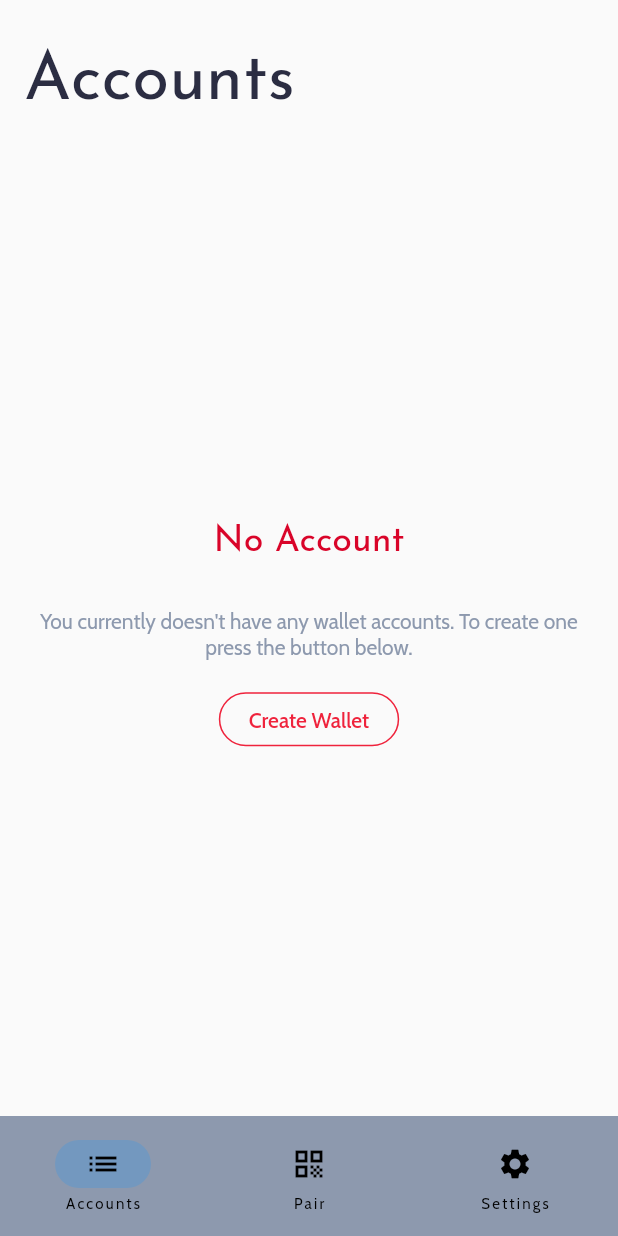
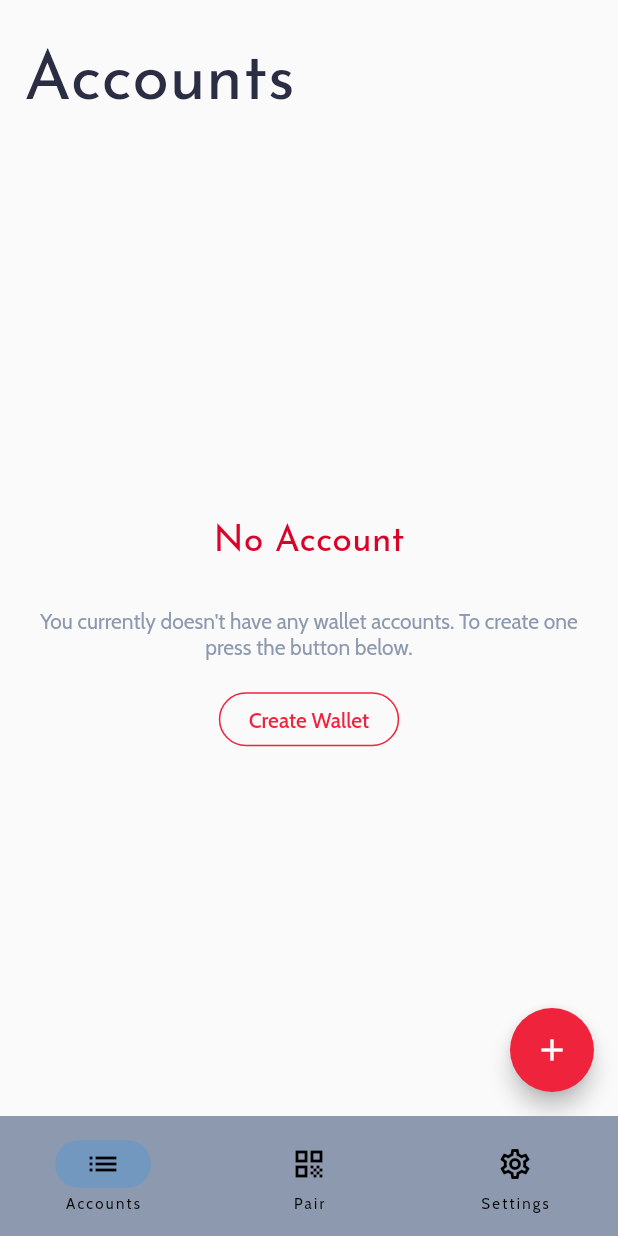
Before and after one commit to ragasubx/dapps, a Flutter app: the screen it shows after launch, on a phone screen of 412 x 824 dp. Run offline on Flutter 3.47's test engine with Material 2 defaults, Android fonts, the phone set to English and light mode, and no system bars; our stand-ins replace google_fonts, sembast, styled_widget; missing offline and left inert: crypto_font_icons, flutter_displaymode, mobile_scanner, web3dart.

```diff
--- a/analysis_options.yaml
+++ b/analysis_options.yaml
@@ -23,7 +23,7 @@ linter:
   # producing the lint.
   rules:
     # avoid_print: false  # Uncomment to disable the `avoid_print` rule
-    # prefer_single_quotes: true  # Uncomment to enable the `prefer_single_quotes` rule
+    prefer_single_quotes: true  # Uncomment to enable the `prefer_single_quotes` rule
 
 # Additional information about this file can be found at
 # https://dart.dev/guides/language/analysis-options
--- a/lib/models/wallet.dart
+++ b/lib/models/wallet.dart
@@ -26,7 +26,7 @@ class Wallet {
 
     final address = await random.extractAddress();
 
-    await store.add(db, {'pk': random.toString(), 'hexAddr': address.hex});
+    await store.add(db, {'hexAddr': address.hex});
 
     return address.hex;
   }
--- a/lib/views/accounts.dart
+++ /dev/null
@@ -1,102 +0,0 @@
-import 'package:crypto_font_icons/crypto_font_icons.dart';
-import 'package:dapps/models/wallet.dart';
-import 'package:dapps/styles/colors.dart';
-import 'package:dapps/styles/main.dart';
-import 'package:dapps/widgets/navigation_bar.dart';
-import 'package:flutter/material.dart';
-import 'package:google_fonts/google_fonts.dart';
-import 'package:styled_widget/styled_widget.dart';
-
-class Accounts extends StatelessWidget {
-  const Accounts({Key? key}) : super(key: key);
-
-  Widget _buildAccountList(BuildContext ctx, String wallet, String address) {
-    return Container(
-      margin: const EdgeInsets.fromLTRB(16, 0, 16, 16),
-      decoration: BoxDecoration(
-          borderRadius: BorderRadius.circular(5),
-          border: Border.all(color: WalletColors.secondaryColor, width: 1)),
-      child: InkWell(
-        onTap: () {},
-        child: Padding(
-          padding: const EdgeInsets.all(16.0),
-          child: Row(
-            children: [
-              const Icon(CryptoFontIcons.ETH).padding(right: 8),
-              Expanded(
-                child: Column(
-                  crossAxisAlignment: CrossAxisAlignment.start,
-                  children: [
-                    Text(wallet).fontWeight(FontWeight.bold),
-                    Text(
-                      address,
-                      overflow: TextOverflow.ellipsis,
-                      softWrap: false,
-                      style: GoogleFonts.ubuntuMono(),
-                    )
-                  ],
-                ),
-              )
-            ],
-          ),
-        ),
-      ),
-    );
-  }
-
-  Widget _buildNoAccounts(BuildContext ctx) {
-    return Center(
-      child: Column(
-        mainAxisAlignment: MainAxisAlignment.center,
-        children: [
-          WalletStyles.heading(ctx, "No Account"),
-          WalletStyles.subtitle(ctx,
-              "You currently doesn't have any wallet accounts. To create one press the button below.",
-              textAlign: TextAlign.center),
-          WalletStyles.primaryButton(ctx, "Create Wallet", () {
-            showDialog(
-                context: ctx,
-                builder: (BuildContext ctx) {
-                  return AlertDialog(
-                    title: WalletStyles.dialogTitle(ctx, "Confirmation"),
-                    content: const Text(
-                        "Do you want to create new wallet address on this device?"),
-                    actions: [
-                      WalletStyles.secondaryButtonBox(ctx, "Cancel", () {
-                        Navigator.of(ctx).pop();
-                      }),
-                      WalletStyles.primaryButtonBox(ctx, "Confirm", () async {
-                        var wallet = await Wallet().createWallet();
-
-                        debugPrint("WALLET: $wallet");
-                        Navigator.of(ctx).pop();
-                      })
-                    ],
-                  );
-                });
-          })
-        ],
-      ),
-    );
-  }
-
-  @override
-  Widget build(BuildContext context) {
-    return Column(
-      crossAxisAlignment: CrossAxisAlignment.start,
-      children: [
-        WalletStyles.title(context, "Accounts"),
-        Expanded(child: _buildNoAccounts(context)
-            // ListView.builder(
-            //     shrinkWrap: false,
-            //     itemCount: 100,
-            //     physics: const ScrollPhysics(),
-            //     itemBuilder: (ctx, ix) {
-            //       return _buildAccountList(ctx, "Ethereum",
-            //           "0x9273A3F1dFfd4F8A9d07BF603acbf534C376F174");
-            //     }),
-            )
-      ],
-    );
-  }
-}
--- /dev/null
+++ b/lib/views/accounts/accounts.dart
@@ -0,0 +1,68 @@
+import 'package:dapps/models/wallet.dart';
+import 'package:dapps/styles/colors.dart';
+import 'package:dapps/styles/main.dart';
+import 'package:dapps/views/accounts/account_list_view.dart';
+import 'package:dapps/views/accounts/create_eth_wallet_pop_view.dart';
+import 'package:dapps/views/accounts/no_account_view.dart';
+import 'package:flutter/material.dart';
+import 'package:flutter/scheduler.dart';
+
+class Accounts extends StatefulWidget {
+  const Accounts({Key? key}) : super(key: key);
+
+  @override
+  State<Accounts> createState() => _AccountsState();
+}
+
+class _AccountsState extends State<Accounts> {
+  var walletList = [];
+
+  @override
+  void initState() {
+    super.initState();
+    _refreshAccountList();
+  }
+
+  void _refreshAccountList() async {
+    var wallet = await Wallet().getWallet();
+    setState(() {
+      walletList = wallet;
+    });
+  }
+
+  @override
+  Widget build(BuildContext context) {
+    return Stack(
+      children: [
+        Column(
+          crossAxisAlignment: CrossAxisAlignment.start,
+          children: [
+            WalletStyles.title(context, 'Accounts'),
+            Expanded(
+                child: walletList.isNotEmpty
+                    ? ListView.builder(
+                        shrinkWrap: false,
+                        itemCount: walletList.length,
+                        physics: const ScrollPhysics(),
+                        itemBuilder: (ctx, ix) => buildAccountList(
+                            ctx, 'Ethereum', walletList[ix]['hexAddr']))
+                    : buildNoaccount(context, _refreshAccountList))
+          ],
+        ),
+        Positioned(
+            bottom: 16,
+            right: 16,
+            child: FloatingActionButton(
+              backgroundColor: WalletColors.palleteColor,
+              child: const Icon(Icons.add),
+              onPressed: () {
+                showDialog(
+                    context: context,
+                    builder: (ctx) =>
+                        createEthWalletPopup(ctx, _refreshAccountList));
+              },
+            )),
+      ],
+    );
+  }
+}
--- /dev/null
+++ b/lib/views/accounts/no_account_view.dart
@@ -0,0 +1,24 @@
+import 'package:dapps/styles/main.dart';
+import 'package:dapps/views/accounts/create_eth_wallet_pop_view.dart';
+import 'package:flutter/material.dart';
+
+Widget buildNoaccount(BuildContext ctx, Function callback) {
+  return Center(
+    child: Column(
+      mainAxisAlignment: MainAxisAlignment.center,
+      children: [
+        WalletStyles.heading(ctx, 'No Account'),
+        WalletStyles.subtitle(ctx,
+            "You currently doesn't have any wallet accounts. To create one press the button below.",
+            textAlign: TextAlign.center),
+        WalletStyles.primaryButton(ctx, 'Create Wallet', () {
+          showDialog(
+              context: ctx,
+              builder: (BuildContext ctx) {
+                return createEthWalletPopup(ctx, callback);
+              });
+        })
+      ],
+    ),
+  );
+}
--- a/lib/views/home.dart
+++ b/lib/views/home.dart
@@ -2,9 +2,9 @@ import 'package:animations/animations.dart';
 import 'package:crypto_font_icons/crypto_font_icons.dart';
 import 'package:dapps/styles/colors.dart';
 import 'package:dapps/styles/main.dart';
-import 'package:dapps/views/accounts.dart';
+import 'package:dapps/views/accounts/accounts.dart';
 import 'package:dapps/views/scan_qr.dart';
-import 'package:dapps/views/settings.dart';
+import 'package:dapps/views/settings/settings.dart';
 import 'package:dapps/widgets/navigation_bar.dart';
 import 'package:flutter/material.dart';
 import 'package:google_fonts/google_fonts.dart';
--- a/lib/views/splash_screen.dart
+++ b/lib/views/splash_screen.dart
@@ -18,9 +18,10 @@ class _SplashScreenState extends State<SplashScreen> {
   void initState() {
     super.initState();
     SchedulerBinding.instance.addPostFrameCallback((_) async {
+      /** Enable High Refresh Rate */
       if (Platform.isAndroid) FlutterDisplayMode.setHighRefreshRate();
       await Future.delayed(const Duration(seconds: 1),
-          () => {Navigator.pushReplacementNamed(context, "/home")});
+          () => {Navigator.pushReplacementNamed(context, '/home')});
     });
   }
 
@@ -39,7 +40,7 @@ class _SplashScreenState extends State<SplashScreen> {
                 fontSize: 28, fontWeight: FontWeight.bold, color: Colors.white),
           ),
           Text(
-            "Wallet",
+            'Wallet',
             style: GoogleFonts.cabin(color: Colors.white),
           )
         ],
--- a/lib/widgets/navigation_bar.dart
+++ b/lib/widgets/navigation_bar.dart
@@ -17,13 +17,18 @@ class WalletNavigationBar extends StatelessWidget {
       },
       backgroundColor: WalletColors.secondaryColor,
       destinations: const [
-        NavigationDestination(icon: Icon(Icons.list), label: 'Accounts'),
         NavigationDestination(
-          icon: Icon(Icons.qr_code),
+            selectedIcon: Icon(Icons.list),
+            icon: Icon(Icons.list_outlined),
+            label: 'Accounts'),
+        NavigationDestination(
+          selectedIcon: Icon(Icons.qr_code),
+          icon: Icon(Icons.qr_code_outlined),
           label: 'Pair',
         ),
         NavigationDestination(
-          icon: Icon(Icons.settings),
+          selectedIcon: Icon(Icons.settings),
+          icon: Icon(Icons.settings_outlined),
           label: 'Settings',
         ),
       ],
```
Also changed, not shown: lib/main.dart (+3 -5 lines), lib/styles/main.dart (+29 -6 lines), lib/views/accounts/account_list_view.dart (added, +108 -0 lines), lib/views/accounts/create_eth_wallet_pop_view.dart (added, +21 -0 lines), lib/views/settings.dart (deleted, +0 -20 lines), lib/views/settings/settings.dart (added, +29 -0 lines), lib/views/settings/settings_menu_item_view.dart (added, +9 -0 lines).
